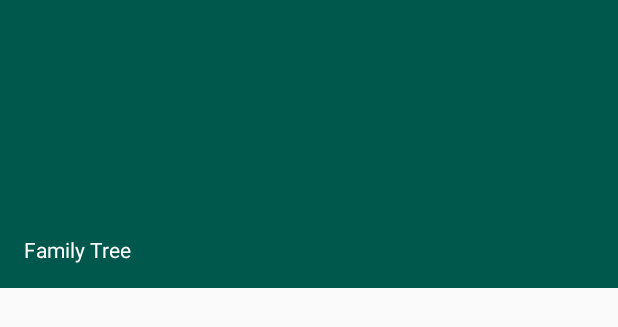
After one commit to Michael-Salato-DU/FamilyTree, an Android app: the layout nav_header.xml on its own in the app's theme, with its tools: preview values and no code run, on a phone screen of 412 x 824 dp. The commit adds this screen. Shown: the top 327 px of the screen. Run offline under Robolectric (Android 15) with nearby library versions, the phone set to English and light mode, and no system bars.

Commit message:
Added navigation menu
Added a navigation menu to MainActivity. The menu options are: Profile, Your Trees, Helpful Hints, and Sign Out.

```diff
--- a/app/build.gradle
+++ b/app/build.gradle
@@ -29,6 +29,7 @@ dependencies {
     implementation 'com.android.support:appcompat-v7:28.0.0'
     implementation 'com.android.support:recyclerview-v7:28.0.0'
     implementation 'com.android.support.constraint:constraint-layout:1.1.3'
+    implementation 'com.android.support:design:28.0.0'
     testImplementation 'junit:junit:4.12'
     androidTestImplementation 'com.android.support.test:runner:1.0.2'
     androidTestImplementation 'com.android.support.test.espresso:espresso-core:3.0.2'
--- /dev/null
+++ b/app/src/main/res/layout/nav_header.xml
@@ -0,0 +1,22 @@
+<?xml version="1.0" encoding="utf-8"?>
+<!-- source for adding a header to the nav drawer: -->
+<!-- title: Create a navigation drawer: Add a header to the nav drawer -->
+<!-- author: Android Developers Documentation -->
+<!-- https://developer.android.com/training/implementing-navigation/nav-drawer#HeaderLayout -->
+
+<LinearLayout xmlns:android="http://schemas.android.com/apk/res/android"
+    android:layout_width="match_parent"
+    android:layout_height="192dp"
+    android:background="?attr/colorPrimaryDark"
+    android:padding="16dp"
+    android:theme="@style/ThemeOverlay.AppCompat.Dark"
+    android:orientation="vertical"
+    android:gravity="bottom">
+
+    <TextView
+        android:layout_width="match_parent"
+        android:layout_height="wrap_content"
+        android:text="@string/header"
+        android:textAppearance="@style/TextAppearance.AppCompat.Body1"/>
+
+</LinearLayout>
--- a/app/src/main/res/values/styles.xml
+++ b/app/src/main/res/values/styles.xml
@@ -1,7 +1,7 @@
 <resources>
 
     <!-- Base application theme. -->
-    <style name="AppTheme" parent="Theme.AppCompat.Light.DarkActionBar">
+    <style name="AppTheme" parent="Theme.AppCompat.Light.NoActionBar">
         <!-- Customize your theme here. -->
         <item name="colorPrimary">@color/colorPrimary</item>
         <item name="colorPrimaryDark">@color/colorPrimaryDark</item>
```
Also changed, not shown: app/src/main/java/familytree/a188project1/du/bestdamtree/MainActivity.java (+72 -0 lines), app/src/main/res/drawable/ic_exit_to_app_black_24dp.xml (added, +9 -0 lines), app/src/main/res/drawable/ic_help_black_24dp.xml (added, +9 -0 lines), app/src/main/res/drawable/ic_menu_black_24dp.xml (added, +9 -0 lines), app/src/main/res/drawable/ic_nature_black_24dp.xml (added, +9 -0 lines), app/src/main/res/drawable/ic_person_black_24dp.xml (added, +9 -0 lines), app/src/main/res/layout/activity_main.xml (+42 -4 lines), app/src/main/res/menu/drawer_view.xml (added, +26 -0 lines), app/src/main/res/values/strings.xml (+9 -0 lines).
